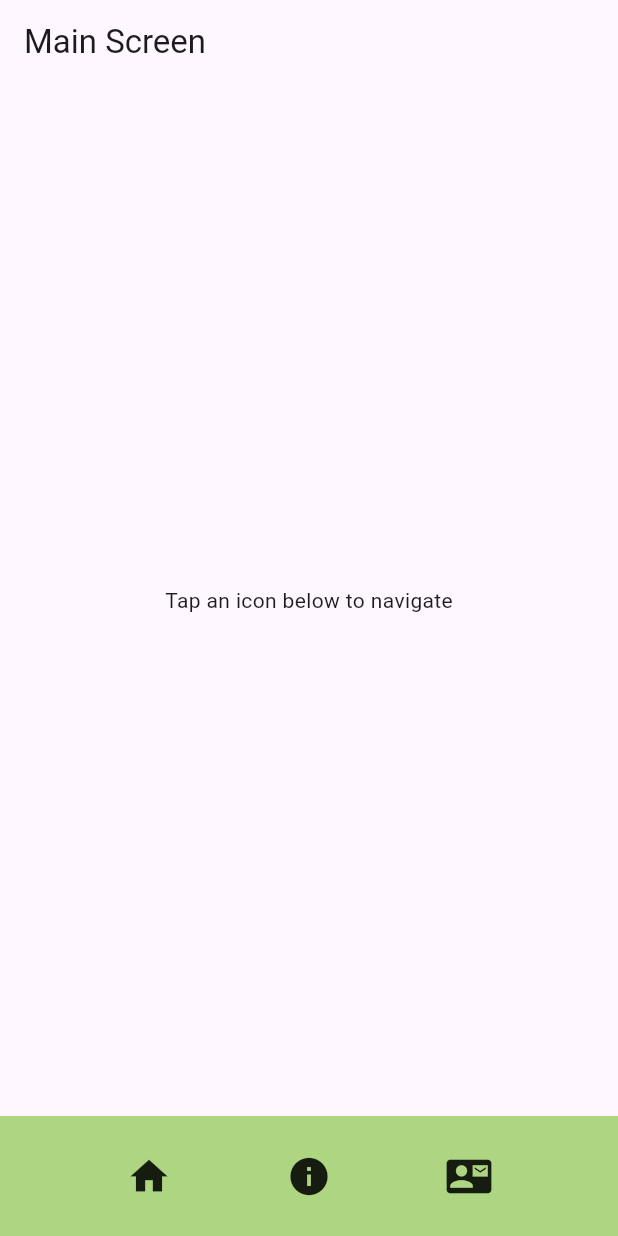
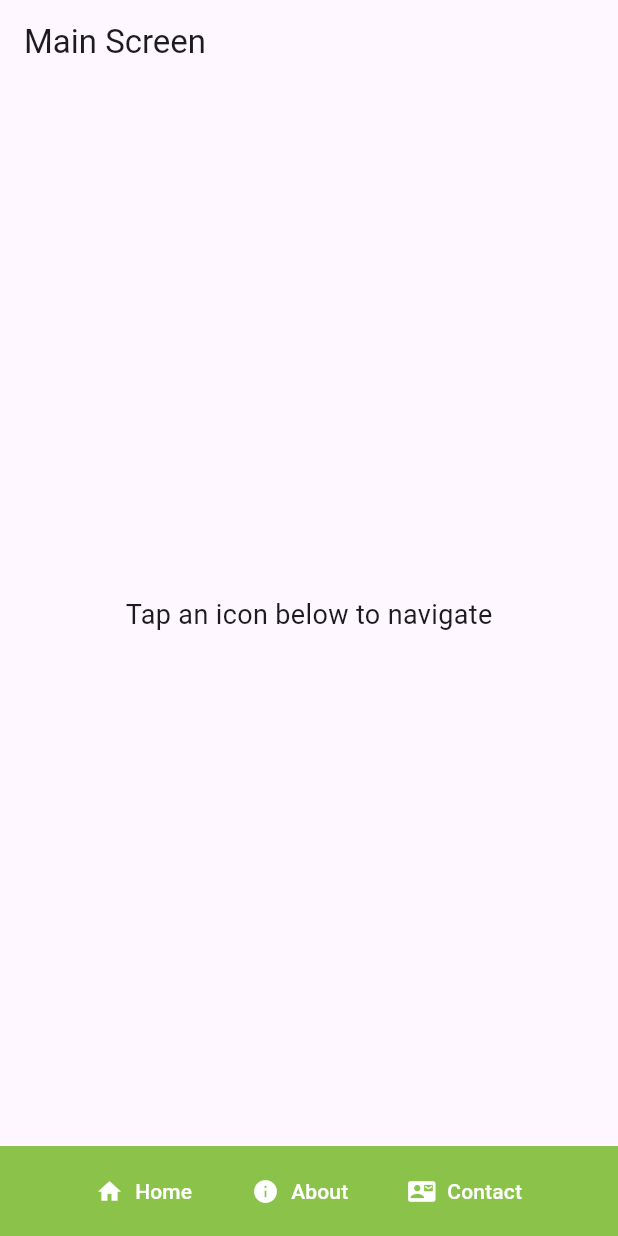
Before and after one commit to Zeeshan732/MAD-Assignment-03-Bottom-NAV-, a Flutter app: the screen it shows after launch, on a phone screen of 412 x 824 dp. Run offline on Flutter 3.47's test engine with Material 3 defaults, Android fonts, the phone set to English and light mode, and no system bars.

Commit message:
first commit

```diff
--- a/lib/main.dart
+++ b/lib/main.dart
@@ -35,38 +35,60 @@ class MainScreen extends StatelessWidget {
   Widget build(BuildContext context) {
     return Scaffold(
       appBar: AppBar(title: const Text('Main Screen')),
-      body: const Center(child: Text('Tap an icon below to navigate')),
-      bottomNavigationBar: BottomAppBar(
-        color: Colors.lightGreen[300],
-        shape: const CircularNotchedRectangle(),
-        child: Padding(
-          padding: const EdgeInsets.symmetric(horizontal: 30, vertical: 10),
-          child: Row(
-            mainAxisAlignment: MainAxisAlignment.spaceAround,
-            children: [
-              GestureDetector(
-                onTap: () => navigateWithHero(context, const Home()),
-                child: const Hero(
-                  tag: 'home-icon',
-                  child: Icon(Icons.home, size: 30),
-                ),
+      body: const Center(
+        child: Text(
+          'Tap an icon below to navigate',
+          style: TextStyle(fontSize: 18),
+        ),
+      ),
+      bottomNavigationBar: Container(
+        color: Colors.lightGreen,
+        height: 60,
+        child: Row(
+          mainAxisAlignment: MainAxisAlignment.center,
+          children: [
+            TextButton.icon(
+              onPressed: () => navigateWithHero(context, const Home()),
+              icon: const Hero(
+                tag: 'home-icon',
+                child: Icon(Icons.home, color: Colors.white),
               ),
-              GestureDetector(
-                onTap: () => navigateWithHero(context, const About()),
-                child: const Hero(
-                  tag: 'about-icon',
-                  child: Icon(Icons.info, size: 30),
-                ),
+              label: const Text('Home', style: TextStyle(color: Colors.white)),
+              style: TextButton.styleFrom(
+                padding: EdgeInsets.zero,
+                minimumSize: const Size(50, 40),
+                tapTargetSize: MaterialTapTargetSize.shrinkWrap,
               ),
-              GestureDetector(
-                onTap: () => navigateWithHero(context, const Contact()),
-                child: const Hero(
-                  tag: 'contact-icon',
-                  child: Icon(Icons.contact_mail, size: 30),
-                ),
+            ),
+            const SizedBox(width: 40),
+            TextButton.icon(
+              onPressed: () => navigateWithHero(context, const About()),
+              icon: const Hero(
+                tag: 'about-icon',
+                child: Icon(Icons.info, color: Colors.white),
               ),
-            ],
-          ),
+              label: const Text('About', style: TextStyle(color: Colors.white)),
+              style: TextButton.styleFrom(
+                padding: EdgeInsets.zero,
+                minimumSize: const Size(50, 40),
+                tapTargetSize: MaterialTapTargetSize.shrinkWrap,
+              ),
+            ),
+            const SizedBox(width: 40),
+            TextButton.icon(
+              onPressed: () => navigateWithHero(context, const Contact()),
+              icon: const Hero(
+                tag: 'contact-icon',
+                child: Icon(Icons.contact_mail, color: Colors.white),
+              ),
+              label: const Text('Contact', style: TextStyle(color: Colors.white)),
+              style: TextButton.styleFrom(
+                padding: EdgeInsets.zero,
+                minimumSize: const Size(50, 40),
+                tapTargetSize: MaterialTapTargetSize.shrinkWrap,
+              ),
+            ),
+          ],
         ),
       ),
     );
```
